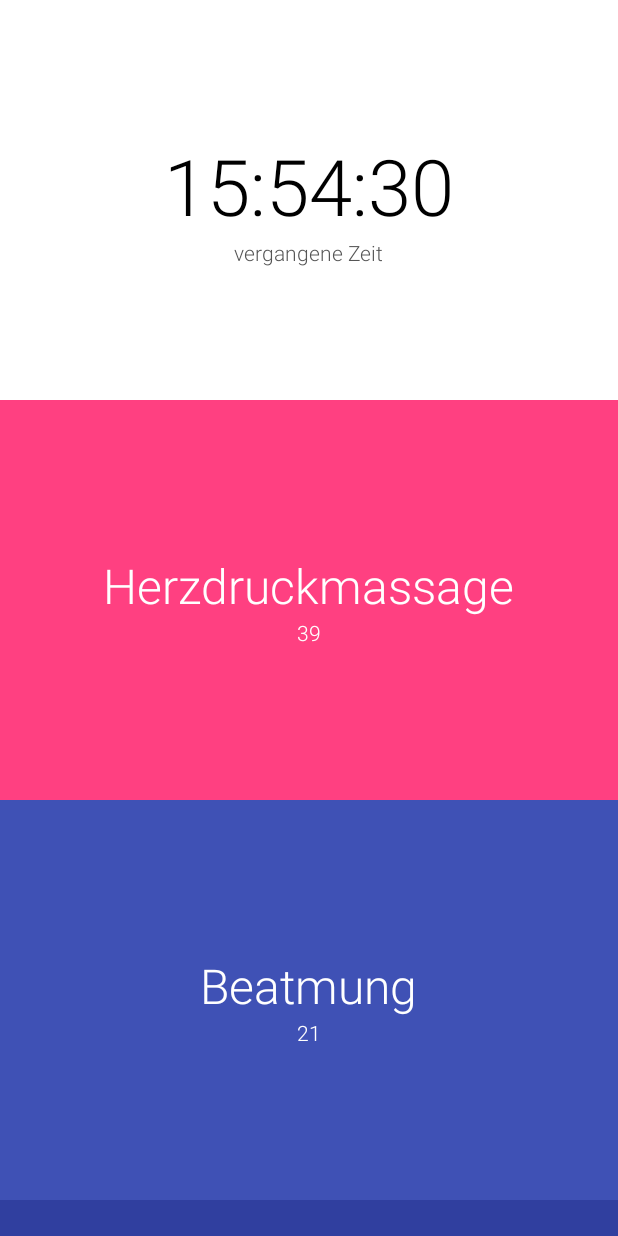
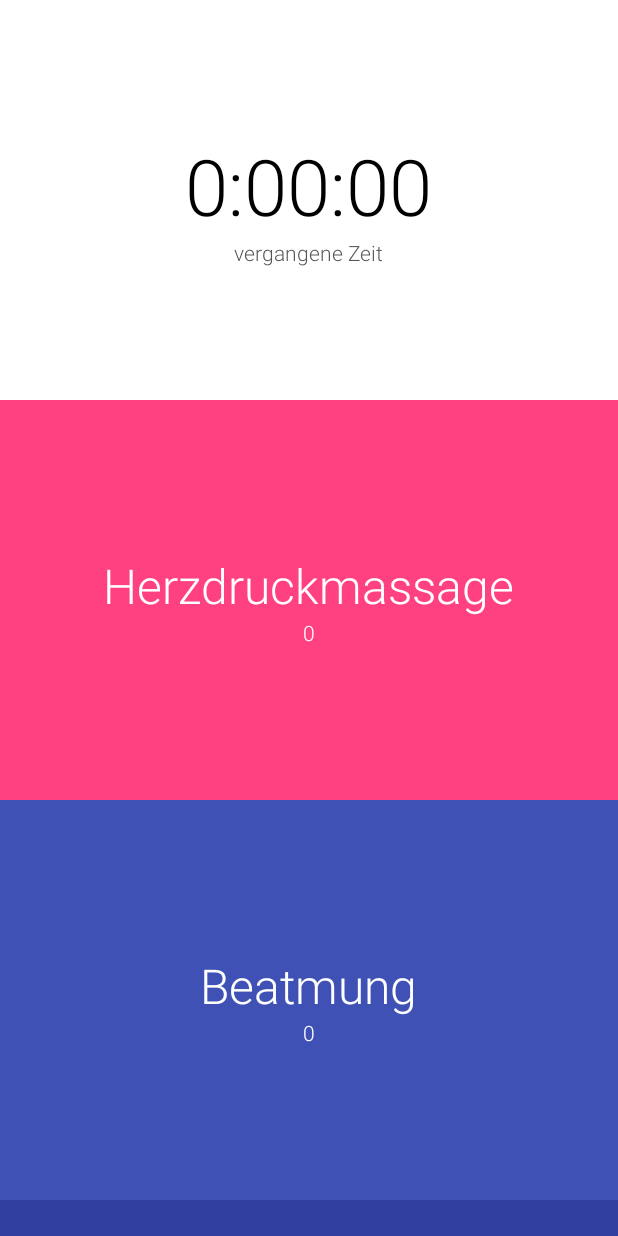
Before and after one commit to dennispriess/Reanimator, an Android app: the layout fragment_reanimating.xml on its own in the app's theme, with its tools: preview values and no code run, on a phone screen of 412 x 824 dp. Run offline under Robolectric (Android 15) with nearby library versions, the phone set to English and light mode, and no system bars.

Commit message:
fix all this shit

```diff
--- a/mobile/src/main/java/com/hackerton/reanimator/ui/reanimation/activities/ReanimationActivity.java
+++ b/mobile/src/main/java/com/hackerton/reanimator/ui/reanimation/activities/ReanimationActivity.java
@@ -86,9 +86,7 @@ public class ReanimationActivity extends GooglePlayServicesActivity implements
     @Override
     protected void onResume() {
         super.onResume();
-        if (mReanimationFragment != null) {
-            mReanimationFragment.startTimer();
-        }
+        sendWearActivityStart();
     }
 
     @Override
@@ -104,7 +102,6 @@ public class ReanimationActivity extends GooglePlayServicesActivity implements
     public void onConnected(Bundle connectionHint) {
         super.onConnected(connectionHint);
         Wearable.DataApi.addListener(getGoogleApiClient(), this);
-        sendWearActivityStart();
     }
 
     @Override
--- a/mobile/src/main/java/com/hackerton/reanimator/ui/reanimation/fragments/ReanimationFragment.java
+++ b/mobile/src/main/java/com/hackerton/reanimator/ui/reanimation/fragments/ReanimationFragment.java
@@ -21,8 +21,6 @@ public class ReanimationFragment extends BaseFragment
 
     private static Handler HANDLER = new Handler();
 
-    private boolean mAlreadyStarted;
-
     private TextView mBreathCountTextView;
 
     private TextView mPushCountTextView;
@@ -34,6 +32,8 @@ public class ReanimationFragment extends BaseFragment
     private long mTimerUpdateDelay = 200;
 
     private long mtTimeInMilliseconds;
+
+    private boolean started = false;
 
     @Override
     public View onCreateView(LayoutInflater inflater, @Nullable ViewGroup container,
@@ -57,18 +57,23 @@ public class ReanimationFragment extends BaseFragment
 
     @Override
     public void setBreathCount(int count) {
+        startTimer();
+        mPushCountTextView.setText("0");
         mBreathCountTextView.setText(String.valueOf(count));
     }
 
     @Override
     public void setPushCount(int count) {
+        startTimer();
+        mBreathCountTextView.setText("0");
+
         mPushCountTextView.setText(String.valueOf(count));
     }
 
     @Override
     public void startTimer() {
-        if (!mAlreadyStarted) {
-            mAlreadyStarted = true;
+        if (!started) {
+            started = true;
             mStartTime = SystemClock.uptimeMillis();
             HANDLER.postDelayed(new Runnable() {
                 @Override
@@ -85,8 +90,8 @@ public class ReanimationFragment extends BaseFragment
                     HANDLER.postDelayed(this, mTimerUpdateDelay);
                 }
             }, 0);
+        }
 
-        }
     }
 
     @Override
--- a/mobile/src/main/res/layout/fragment_reanimating.xml
+++ b/mobile/src/main/res/layout/fragment_reanimating.xml
@@ -5,41 +5,41 @@
 
     <View
         android:id="@+id/indicator"
-        android:background="@color/blue_dark"
         android:layout_width="match_parent"
         android:layout_height="24dp"
-        android:layout_alignParentBottom="true" />
+        android:layout_alignParentBottom="true"
+        android:background="@color/blue_dark" />
 
     <LinearLayout
-        android:orientation="vertical"
+        android:layout_width="match_parent"
+        android:layout_height="match_parent"
         android:layout_above="@id/indicator"
-        android:layout_width="match_parent"
-        android:layout_height="match_parent">
+        android:orientation="vertical">
 
         <LinearLayout
             android:id="@+id/timer_wrapper"
             android:layout_width="match_parent"
             android:layout_height="0dp"
             android:layout_weight="1"
+            android:background="@color/white"
             android:gravity="center"
-            android:orientation="vertical"
-            android:background="@color/white">
+            android:orientation="vertical">
 
             <TextView
                 android:id="@+id/timer"
                 android:layout_width="wrap_content"
                 android:layout_height="wrap_content"
+                android:layout_gravity="center"
+                android:text="0:00:00"
                 android:textColor="@color/black"
-                android:layout_gravity="center"
-                android:textSize="52sp"
-                android:text="15:54:30" />
+                android:textSize="52sp" />
 
             <TextView
                 android:layout_width="wrap_content"
                 android:layout_height="wrap_content"
                 android:layout_gravity="center"
-                android:textColor="@color/gray"
-                android:text="@string/timer" />
+                android:text="@string/timer"
+                android:textColor="@color/gray" />
 
         </LinearLayout>
 
@@ -47,24 +47,24 @@
             android:id="@+id/push_wrapper"
             android:layout_width="match_parent"
             android:layout_height="0dp"
-            android:orientation="vertical"
             android:layout_weight="1"
+            android:background="@color/pink"
             android:gravity="center"
-            android:background="@color/pink">
+            android:orientation="vertical">
 
             <TextView
                 android:layout_width="wrap_content"
                 android:layout_height="wrap_content"
+                android:text="@string/timer_heart"
                 android:textColor="@color/white"
-                android:textSize="32sp"
-                android:text="@string/timer_heart" />
+                android:textSize="32sp" />
 
             <TextView
                 android:id="@+id/push_count"
                 android:layout_width="wrap_content"
                 android:layout_height="wrap_content"
-                android:textColor="@color/white"
-                android:text="39" />
+                android:text="0"
+                android:textColor="@color/white" />
 
         </LinearLayout>
 
@@ -72,24 +72,24 @@
             android:id="@+id/breath_wrapper"
             android:layout_width="match_parent"
             android:layout_height="0dp"
-            android:orientation="vertical"
             android:layout_weight="1"
+            android:background="@color/blue"
             android:gravity="center"
-            android:background="@color/blue">
+            android:orientation="vertical">
 
             <TextView
                 android:layout_width="wrap_content"
                 android:layout_height="wrap_content"
+                android:text="@string/timer_breath"
                 android:textColor="@color/white"
-                android:textSize="32sp"
-                android:text="@string/timer_breath" />
+                android:textSize="32sp" />
 
             <TextView
                 android:id="@+id/breath_count"
                 android:layout_width="wrap_content"
                 android:layout_height="wrap_content"
-                android:textColor="@color/white"
-                android:text="21" />
+                android:text="0"
+                android:textColor="@color/white" />
         </LinearLayout>
     </LinearLayout>
 </RelativeLayout>
```
